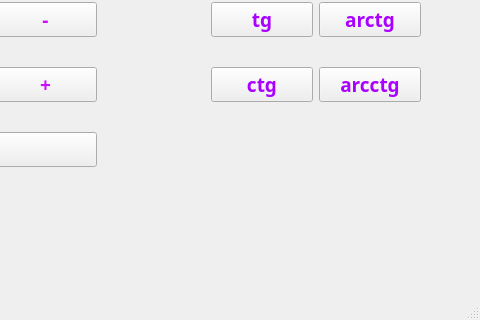
This is calculatorDesign.ui in dchemaev/Calculator as Qt 5 draws it before an edit; both pictures show x 340 to 820 and y 277 to 597 of the 820 by 597 pixel window. The edited form follows.
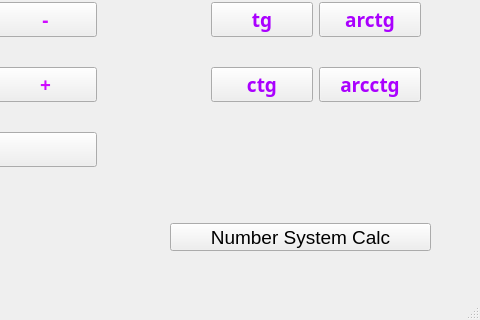
This is the edited form.

What changed in the file:
```diff
--- a/calculatorDesign.ui
+++ b/calculatorDesign.ui
@@ -1872,6 +1872,19 @@
      </item>
     </layout>
    </widget>
+   <widget class="QPushButton" name="pushButton_NumSysCalc">
+    <property name="geometry">
+     <rect>
+      <x>510</x>
+      <y>500</y>
+      <width>261</width>
+      <height>28</height>
+     </rect>
+    </property>
+    <property name="text">
+     <string>Number System Calc</string>
+    </property>
+   </widget>
   </widget>
   <widget class="QMenuBar" name="menubar">
    <property name="geometry">
```
Left out of the diff: 2 changed lines with no effect on the pictures.
